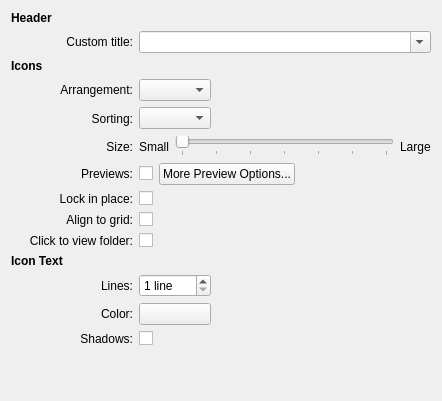
Old version of the form plasma/applets/folderview/settings/ui/folderviewDisplayConfig.ui in the repository KDE/kde-baseapps.
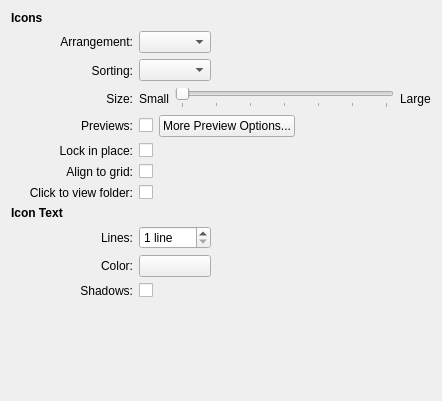
New version of the form. Custom widgets are drawn as their Qt base class.

Commit message:
redo the title configuration ui; cleanup the related code
Move the title configuration UI to the config page. Redo the title
config code using an enum instead of comparing strings.

Diff of the .ui file:
```diff
--- a/plasma/applets/folderview/settings/ui/folderviewDisplayConfig.ui
+++ b/plasma/applets/folderview/settings/ui/folderviewDisplayConfig.ui
@@ -11,202 +11,17 @@
    </rect>
   </property>
   <layout class="QGridLayout" name="gridLayout">
-   <item row="0" column="0" colspan="2">
-    <widget class="QLabel" name="headerTitle">
-     <property name="sizePolicy">
-      <sizepolicy hsizetype="Expanding" vsizetype="Preferred">
-       <horstretch>0</horstretch>
-       <verstretch>0</verstretch>
-      </sizepolicy>
-     </property>
-     <property name="font">
-      <font>
-       <weight>75</weight>
-       <bold>true</bold>
-      </font>
-     </property>
-     <property name="text">
-      <string>Header</string>
-     </property>
-    </widget>
-   </item>
-   <item row="1" column="0">
-    <spacer name="horizontalSpacer_2">
-     <property name="orientation">
-      <enum>Qt::Horizontal</enum>
-     </property>
-     <property name="sizeType">
-      <enum>QSizePolicy::Fixed</enum>
-     </property>
-     <property name="sizeHint" stdset="0">
-      <size>
-       <width>12</width>
-       <height>20</height>
-      </size>
-     </property>
-    </spacer>
-   </item>
-   <item row="1" column="1">
-    <widget class="QLabel" name="titleLabel">
-     <property name="sizePolicy">
-      <sizepolicy hsizetype="Preferred" vsizetype="Preferred">
-       <horstretch>0</horstretch>
-       <verstretch>0</verstretch>
-      </sizepolicy>
-     </property>
-     <property name="text">
-      <string>Custom title:</string>
-     </property>
-     <property name="alignment">
-      <set>Qt::AlignRight|Qt::AlignTrailing|Qt::AlignVCenter</set>
-     </property>
-    </widget>
-   </item>
-   <item row="2" column="0" colspan="2">
-    <widget class="QLabel" name="iconsTitle">
-     <property name="sizePolicy">
-      <sizepolicy hsizetype="Expanding" vsizetype="Preferred">
-       <horstretch>0</horstretch>
-       <verstretch>0</verstretch>
-      </sizepolicy>
-     </property>
-     <property name="font">
-      <font>
-       <weight>75</weight>
-       <bold>true</bold>
-      </font>
-     </property>
-     <property name="text">
-      <string>Icons</string>
-     </property>
-    </widget>
-   </item>
-   <item row="3" column="0" rowspan="6">
-    <spacer name="horizontalSpacer_3">
-     <property name="orientation">
-      <enum>Qt::Horizontal</enum>
-     </property>
-     <property name="sizeType">
-      <enum>QSizePolicy::Fixed</enum>
-     </property>
-     <property name="sizeHint" stdset="0">
-      <size>
-       <width>12</width>
-       <height>148</height>
-      </size>
-     </property>
-    </spacer>
-   </item>
-   <item row="3" column="1">
-    <widget class="QLabel" name="flowLabel">
-     <property name="text">
-      <string>Arrangement:</string>
-     </property>
-     <property name="alignment">
-      <set>Qt::AlignRight|Qt::AlignTrailing|Qt::AlignVCenter</set>
-     </property>
-     <property name="buddy">
-      <cstring>flowCombo</cstring>
-     </property>
-    </widget>
-   </item>
-   <item row="3" column="2">
-    <widget class="KComboBox" name="flowCombo">
-     <property name="whatsThis">
-      <string>Use this control to choose if you want the icons to be arranged top to bottom starting on the left side of the view, or arranged left to right starting at the top of the view.</string>
-     </property>
-    </widget>
-   </item>
-   <item row="4" column="1">
-    <widget class="QLabel" name="sortLabel">
-     <property name="text">
-      <string>Sorting:</string>
-     </property>
-     <property name="alignment">
-      <set>Qt::AlignRight|Qt::AlignTrailing|Qt::AlignVCenter</set>
-     </property>
-     <property name="buddy">
-      <cstring>sortCombo</cstring>
-     </property>
-    </widget>
-   </item>
-   <item row="4" column="2">
-    <widget class="KComboBox" name="sortCombo">
-     <property name="whatsThis">
-      <string>Use this control to choose the criteria by which the icons will be sorted in the view.</string>
-     </property>
-    </widget>
-   </item>
-   <item row="4" column="3">
-    <spacer name="horizontalSpacer_7">
-     <property name="orientation">
-      <enum>Qt::Horizontal</enum>
-     </property>
-     <property name="sizeHint" stdset="0">
-      <size>
-       <width>160</width>
-       <height>23</height>
-      </size>
-     </property>
-    </spacer>
-   </item>
    <item row="5" column="1">
-    <widget class="QLabel" name="sizeSliderLabel">
+    <widget class="QLabel" name="lockInPlaceLabel">
      <property name="text">
-      <string>Size:</string>
+      <string>Lock in place:</string>
      </property>
      <property name="alignment">
       <set>Qt::AlignRight|Qt::AlignTrailing|Qt::AlignVCenter</set>
      </property>
-     <property name="buddy">
-      <cstring>sizeSlider</cstring>
-     </property>
     </widget>
    </item>
-   <item row="5" column="2" colspan="2">
-    <layout class="QHBoxLayout" name="horizontalLayout">
-     <item>
-      <widget class="QLabel" name="label_5">
-       <property name="text">
-        <string>Small</string>
-       </property>
-       <property name="alignment">
-        <set>Qt::AlignRight|Qt::AlignTrailing|Qt::AlignVCenter</set>
-       </property>
-      </widget>
-     </item>
-     <item>
-      <widget class="QSlider" name="sizeSlider">
-       <property name="whatsThis">
-        <string>Use this slider to increase or decrease the size of the icons in the view.</string>
-       </property>
-       <property name="maximum">
-        <number>6</number>
-       </property>
-       <property name="pageStep">
-        <number>1</number>
-       </property>
-       <property name="orientation">
-        <enum>Qt::Horizontal</enum>
-       </property>
-       <property name="tickPosition">
-        <enum>QSlider::TicksBelow</enum>
-       </property>
-       <property name="tickInterval">
-        <number>0</number>
-       </property>
-      </widget>
-     </item>
-     <item>
-      <widget class="QLabel" name="label_6">
-       <property name="text">
-        <string>Large</string>
-       </property>
-      </widget>
-     </item>
-    </layout>
-   </item>
-   <item row="6" column="1">
+   <item row="4" column="1">
     <widget class="QLabel" name="previewsAdvancedLabel">
      <property name="text">
       <string>Previews:</string>
@@ -216,7 +31,63 @@
      </property>
     </widget>
    </item>
-   <item row="6" column="2" colspan="2">
+   <item row="9" column="1">
+    <widget class="QLabel" name="numLinesEditLabel">
+     <property name="text">
+      <string>Lines:</string>
+     </property>
+     <property name="alignment">
+      <set>Qt::AlignRight|Qt::AlignTrailing|Qt::AlignVCenter</set>
+     </property>
+     <property name="buddy">
+      <cstring>numLinesEdit</cstring>
+     </property>
+    </widget>
+   </item>
+   <item row="5" column="2">
+    <widget class="QCheckBox" name="lockInPlace">
+     <property name="whatsThis">
+      <string>Check this option if you do not want the icons to be moveable in the view.
+
+This option is useful if you want to avoid accidentally moving the icons while interacting with them.</string>
+     </property>
+     <property name="text">
+      <string/>
+     </property>
+    </widget>
+   </item>
+   <item row="6" column="2">
+    <widget class="QCheckBox" name="alignToGrid">
+     <property name="whatsThis">
+      <string>Check this option if you want the icons to be arranged in a grid.
+
+When this option is checked, icons will automatically snap to the nearest grid cell when you move them around in the view.</string>
+     </property>
+     <property name="text">
+      <string/>
+     </property>
+    </widget>
+   </item>
+   <item row="0" column="0" colspan="2">
+    <widget class="QLabel" name="iconsTitle">
+     <property name="sizePolicy">
+      <sizepolicy hsizetype="Expanding" vsizetype="Preferred">
+       <horstretch>0</horstretch>
+       <verstretch>0</verstretch>
+      </sizepolicy>
+     </property>
+     <property name="font">
+      <font>
+       <weight>75</weight>
+       <bold>true</bold>
+      </font>
+     </property>
+     <property name="text">
+      <string>Icons</string>
+     </property>
+    </widget>
+   </item>
+   <item row="4" column="2" colspan="2">
     <layout class="QHBoxLayout" name="horizontalLayout_2">
      <item>
       <widget class="QCheckBox" name="showPreviews">
@@ -253,29 +124,30 @@
      </item>
     </layout>
    </item>
-   <item row="7" column="1">
-    <widget class="QLabel" name="lockInPlaceLabel">
+   <item row="11" column="1">
+    <widget class="QLabel" name="drawShadowsLabel">
      <property name="text">
-      <string>Lock in place:</string>
+      <string>Shadows:</string>
      </property>
      <property name="alignment">
       <set>Qt::AlignRight|Qt::AlignTrailing|Qt::AlignVCenter</set>
      </property>
+     <property name="buddy">
+      <cstring>numLinesEdit</cstring>
+     </property>
     </widget>
    </item>
    <item row="7" column="2">
-    <widget class="QCheckBox" name="lockInPlace">
+    <widget class="QCheckBox" name="clickToView">
      <property name="whatsThis">
-      <string>Check this option if you do not want the icons to be moveable in the view.
-
-This option is useful if you want to avoid accidentally moving the icons while interacting with them.</string>
+      <string>Check this option if you want folder previews to appear only when clicked. When this option is turned off, folder previews will appear automatically when the mouse hovers over a folder.</string>
      </property>
      <property name="text">
       <string/>
      </property>
     </widget>
    </item>
-   <item row="8" column="1">
+   <item row="6" column="1">
     <widget class="QLabel" name="alignToGridLabel">
      <property name="text">
       <string>Align to grid:</string>
@@ -285,19 +157,70 @@
      </property>
     </widget>
    </item>
-   <item row="8" column="2">
-    <widget class="QCheckBox" name="alignToGrid">
+   <item row="1" column="2">
+    <widget class="KComboBox" name="flowCombo">
      <property name="whatsThis">
-      <string>Check this option if you want the icons to be arranged in a grid.
-
-When this option is checked, icons will automatically snap to the nearest grid cell when you move them around in the view.</string>
+      <string>Use this control to choose if you want the icons to be arranged top to bottom starting on the left side of the view, or arranged left to right starting at the top of the view.</string>
+     </property>
+    </widget>
+   </item>
+   <item row="10" column="2">
+    <widget class="KColorButton" name="colorButton">
+     <property name="whatsThis">
+      <string>Click this button to choose the color which is used for the text labels in the view.</string>
      </property>
      <property name="text">
       <string/>
      </property>
     </widget>
    </item>
-   <item row="9" column="1">
+   <item row="2" column="2">
+    <widget class="KComboBox" name="sortCombo">
+     <property name="whatsThis">
+      <string>Use this control to choose the criteria by which the icons will be sorted in the view.</string>
+     </property>
+    </widget>
+   </item>
+   <item row="10" column="1">
+    <widget class="QLabel" name="colorButtonLabel">
+     <property name="text">
+      <string>Color:</string>
+     </property>
+     <property name="alignment">
+      <set>Qt::AlignRight|Qt::AlignTrailing|Qt::AlignVCenter</set>
+     </property>
+     <property name="buddy">
+      <cstring>colorButton</cstring>
+     </property>
+    </widget>
+   </item>
+   <item row="2" column="3">
+    <spacer name="horizontalSpacer_7">
+     <property name="orientation">
+      <enum>Qt::Horizontal</enum>
+     </property>
+     <property name="sizeHint" stdset="0">
+      <size>
+       <width>160</width>
+       <height>23</height>
+      </size>
+     </property>
+    </spacer>
+   </item>
+   <item row="1" column="1">
+    <widget class="QLabel" name="flowLabel">
+     <property name="text">
+      <string>Arrangement:</string>
+     </property>
+     <property name="alignment">
+      <set>Qt::AlignRight|Qt::AlignTrailing|Qt::AlignVCenter</set>
+     </property>
+     <property name="buddy">
+      <cstring>flowCombo</cstring>
+     </property>
+    </widget>
+   </item>
+   <item row="7" column="1">
     <widget class="QLabel" name="clickToViewLabel">
      <property name="text">
       <string>Click to view folder:</string>
@@ -307,49 +230,47 @@
      </property>
     </widget>
    </item>
-   <item row="9" column="2">
-    <widget class="QCheckBox" name="clickToView">
-     <property name="whatsThis">
-      <string>Check this option if you want folder previews to appear only when clicked. When this option is turned off, folder previews will appear automatically when the mouse hovers over a folder.</string>
-     </property>
-     <property name="text">
-      <string/>
-     </property>
-    </widget>
-   </item>
-   <item row="10" column="0" colspan="2">
-    <widget class="QLabel" name="iconTextTitle">
-     <property name="sizePolicy">
-      <sizepolicy hsizetype="Expanding" vsizetype="Preferred">
-       <horstretch>0</horstretch>
-       <verstretch>0</verstretch>
-      </sizepolicy>
-     </property>
-     <property name="font">
-      <font>
-       <weight>75</weight>
-       <bold>true</bold>
-      </font>
-     </property>
-     <property name="text">
-      <string>Icon Text</string>
-     </property>
-    </widget>
-   </item>
-   <item row="11" column="1">
-    <widget class="QLabel" name="numLinesEditLabel">
-     <property name="text">
-      <string>Lines:</string>
-     </property>
-     <property name="alignment">
-      <set>Qt::AlignRight|Qt::AlignTrailing|Qt::AlignVCenter</set>
-     </property>
-     <property name="buddy">
-      <cstring>numLinesEdit</cstring>
-     </property>
-    </widget>
-   </item>
    <item row="11" column="2">
+    <widget class="QCheckBox" name="drawShadows">
+     <property name="whatsThis">
+      <string>&lt;html&gt;&lt;body&gt;&lt;p&gt;Check this option if you want the text labels to cast a shadow on the background.&lt;/p&gt;
+&lt;p&gt;&lt;/p&gt;
+&lt;p&gt;Shadows help make the text easier to read by making it stand out more from the background.&lt;/p&gt;
+&lt;p&gt;&lt;/p&gt;
+&lt;p&gt;&lt;i&gt;Note that with dark text colors, this option will cause the text to glow with a bright halo, instead of casting a shadow.&lt;/i&gt;&lt;/p&gt;&lt;/body&gt;&lt;/html&gt;</string>
+     </property>
+     <property name="text">
+      <string/>
+     </property>
+    </widget>
+   </item>
+   <item row="12" column="3">
+    <spacer name="verticalSpacer_2">
+     <property name="orientation">
+      <enum>Qt::Vertical</enum>
+     </property>
+     <property name="sizeHint" stdset="0">
+      <size>
+       <width>44</width>
+       <height>216</height>
+      </size>
+     </property>
+    </spacer>
+   </item>
+   <item row="3" column="1">
+    <widget class="QLabel" name="sizeSliderLabel">
+     <property name="text">
+      <string>Size:</string>
+     </property>
+     <property name="alignment">
+      <set>Qt::AlignRight|Qt::AlignTrailing|Qt::AlignVCenter</set>
+     </property>
+     <property name="buddy">
+      <cstring>sizeSlider</cstring>
+     </property>
+    </widget>
+   </item>
+   <item row="9" column="2">
     <widget class="KIntSpinBox" name="numLinesEdit">
      <property name="sizePolicy">
       <sizepolicy hsizetype="Preferred" vsizetype="Fixed">
@@ -374,7 +295,7 @@
      </property>
     </widget>
    </item>
-   <item row="12" column="0">
+   <item row="10" column="0">
     <spacer name="horizontalSpacer_4">
      <property name="orientation">
       <enum>Qt::Horizontal</enum>
@@ -390,97 +311,115 @@
      </property>
     </spacer>
    </item>
-   <item row="12" column="1">
-    <widget class="QLabel" name="colorButtonLabel">
-     <property name="text">
-      <string>Color:</string>
+   <item row="8" column="0" colspan="2">
+    <widget class="QLabel" name="iconTextTitle">
+     <property name="sizePolicy">
+      <sizepolicy hsizetype="Expanding" vsizetype="Preferred">
+       <horstretch>0</horstretch>
+       <verstretch>0</verstretch>
+      </sizepolicy>
      </property>
-     <property name="alignment">
-      <set>Qt::AlignRight|Qt::AlignTrailing|Qt::AlignVCenter</set>
+     <property name="font">
+      <font>
+       <weight>75</weight>
+       <bold>true</bold>
+      </font>
      </property>
-     <property name="buddy">
-      <cstring>colorButton</cstring>
-     </property>
-    </widget>
-   </item>
-   <item row="12" column="2">
-    <widget class="KColorButton" name="colorButton">
-     <property name="whatsThis">
-      <string>Click this button to choose the color which is used for the text labels in the view.</string>
-     </property>
      <property name="text">
-      <string/>
+      <string>Icon Text</string>
      </property>
     </widget>
    </item>
-   <item row="13" column="1">
-    <widget class="QLabel" name="drawShadowsLabel">
-     <property name="text">
-      <string>Shadows:</string>
-     </property>
-     <property name="alignment">
-      <set>Qt::AlignRight|Qt::AlignTrailing|Qt::AlignVCenter</set>
-     </property>
-     <property name="buddy">
-      <cstring>numLinesEdit</cstring>
-     </property>
-    </widget>
-   </item>
-   <item row="13" column="2">
-    <widget class="QCheckBox" name="drawShadows">
-     <property name="whatsThis">
-      <string>&lt;html&gt;&lt;body&gt;&lt;p&gt;Check this option if you want the text labels to cast a shadow on the background.&lt;/p&gt;
-&lt;p&gt;&lt;/p&gt;
-&lt;p&gt;Shadows help make the text easier to read by making it stand out more from the background.&lt;/p&gt;
-&lt;p&gt;&lt;/p&gt;
-&lt;p&gt;&lt;i&gt;Note that with dark text colors, this option will cause the text to glow with a bright halo, instead of casting a shadow.&lt;/i&gt;&lt;/p&gt;&lt;/body&gt;&lt;/html&gt;</string>
-     </property>
-     <property name="text">
-      <string/>
-     </property>
-    </widget>
-   </item>
-   <item row="14" column="3">
-    <spacer name="verticalSpacer_2">
+   <item row="1" column="0" rowspan="6">
+    <spacer name="horizontalSpacer_3">
      <property name="orientation">
-      <enum>Qt::Vertical</enum>
+      <enum>Qt::Horizontal</enum>
+     </property>
+     <property name="sizeType">
+      <enum>QSizePolicy::Fixed</enum>
      </property>
      <property name="sizeHint" stdset="0">
       <size>
-       <width>44</width>
-       <height>216</height>
+       <width>12</width>
+       <height>148</height>
       </size>
      </property>
     </spacer>
    </item>
-   <item row="1" column="2" colspan="2">
-    <widget class="KComboBox" name="titleEdit">
-     <property name="editable">
-      <bool>true</bool>
+   <item row="3" column="2" colspan="2">
+    <layout class="QHBoxLayout" name="horizontalLayout">
+     <item>
+      <widget class="QLabel" name="label_5">
+       <property name="text">
+        <string>Small</string>
+       </property>
+       <property name="alignment">
+        <set>Qt::AlignRight|Qt::AlignTrailing|Qt::AlignVCenter</set>
+       </property>
+      </widget>
+     </item>
+     <item>
+      <widget class="QSlider" name="sizeSlider">
+       <property name="whatsThis">
+        <string>Use this slider to increase or decrease the size of the icons in the view.</string>
+       </property>
+       <property name="maximum">
+        <number>6</number>
+       </property>
+       <property name="pageStep">
+        <number>1</number>
+       </property>
+       <property name="orientation">
+        <enum>Qt::Horizontal</enum>
+       </property>
+       <property name="tickPosition">
+        <enum>QSlider::TicksBelow</enum>
+       </property>
+       <property name="tickInterval">
+        <number>0</number>
+       </property>
+      </widget>
+     </item>
+     <item>
+      <widget class="QLabel" name="label_6">
+       <property name="text">
+        <string>Large</string>
+       </property>
+      </widget>
+     </item>
+    </layout>
+   </item>
+   <item row="2" column="1">
+    <widget class="QLabel" name="sortLabel">
+     <property name="text">
+      <string>Sorting:</string>
      </property>
-     <property name="autoCompletion">
-      <bool>false</bool>
+     <property name="alignment">
+      <set>Qt::AlignRight|Qt::AlignTrailing|Qt::AlignVCenter</set>
+     </property>
+     <property name="buddy">
+      <cstring>sortCombo</cstring>
      </property>
     </widget>
    </item>
   </layout>
  </widget>
  <customwidgets>
-  <customwidget>
-   <class>KIntSpinBox</class>
-   <extends>QSpinBox</extends>
-   <header>knuminput.h</header>
-  </customwidget>
-  <customwidget>
-   <class>KComboBox</class>
-   <extends>QComboBox</extends>
-   <header>kcombobox.h</header>
-  </customwidget>
   <customwidget>
    <class>KColorButton</class>
    <extends>QPushButton</extends>
    <header>kcolorbutton.h</header>
   </customwidget>
+  <customwidget>
+   <class>KComboBox</class>
+   <extends>QComboBox</extends>
+   <header>kcombobox.h</header>
+  </customwidget>
+  <customwidget>
+   <class>KIntSpinBox</class>
+   <extends>QSpinBox</extends>
+   <header>knuminput.h</header>
+  </customwidget>
  </customwidgets>
  <resources/>
  <connections/>
```
The commit also changes 3 other files.
